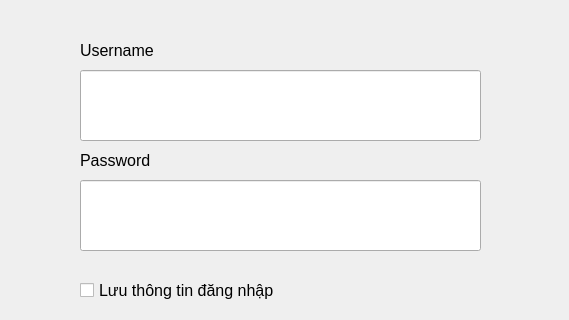
Before: the Qt Designer form salemanagement/UI/LoginMainWindow.ui in LeeMinNguyeen/ML-in-Business-Analytics, drawn with Qt 5; both pictures show x 210 to 779 and y 160 to 480 of the 779 by 642 pixel window.
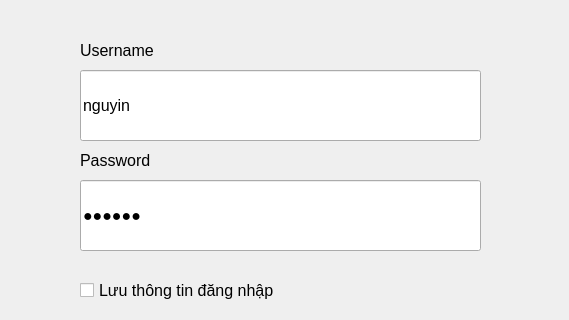
After: the same form once the commit is applied. Icons and pictures are not drawn.

```diff
--- a/salemanagement/UI/LoginMainWindow.ui
+++ b/salemanagement/UI/LoginMainWindow.ui
@@ -59,6 +59,9 @@
       <pointsize>12</pointsize>
      </font>
     </property>
+    <property name="text">
+     <string>nguyin</string>
+    </property>
    </widget>
    <widget class="QLineEdit" name="lineEditPassword">
     <property name="geometry">
@@ -74,6 +77,9 @@
       <pointsize>12</pointsize>
      </font>
     </property>
+    <property name="text">
+     <string>nguyin</string>
+    </property>
     <property name="echoMode">
      <enum>QLineEdit::Password</enum>
     </property>
```
Left out of the diff: 2 changed lines with no effect on the pictures.
